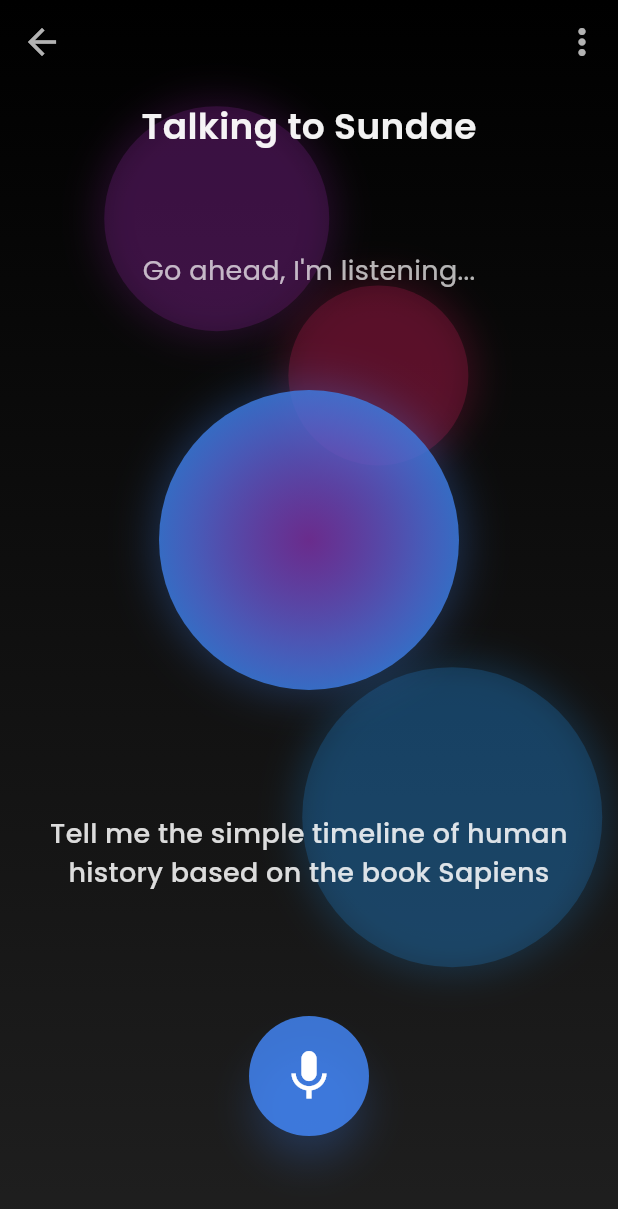
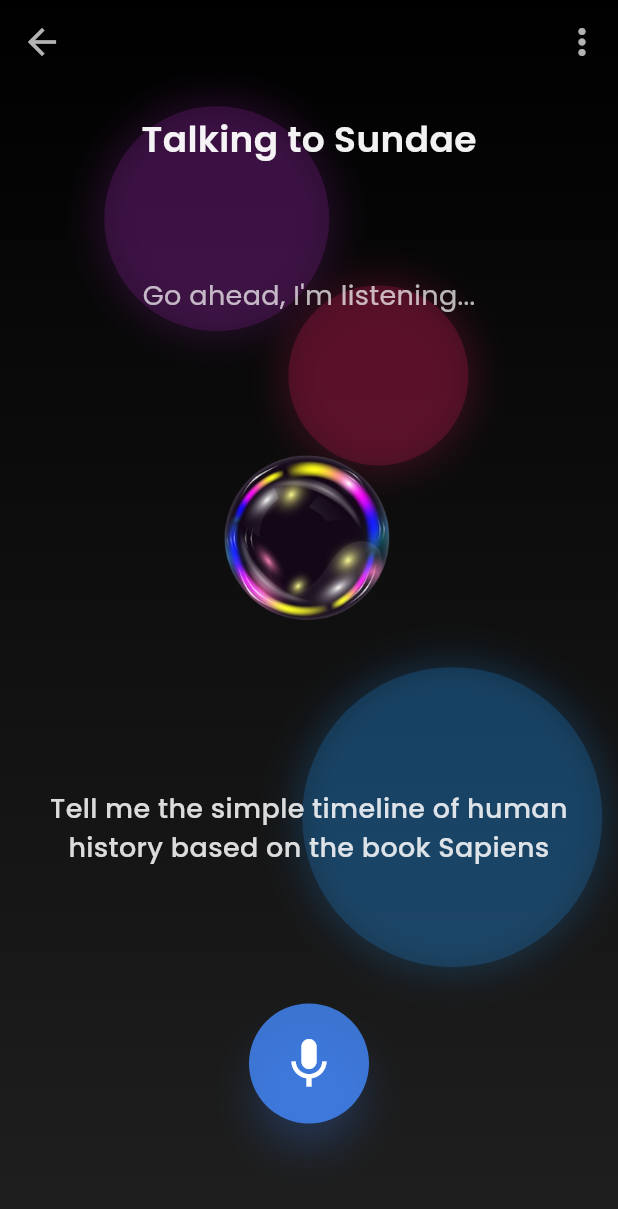
Before and after one commit to abhin2002/voice-bot-iiit-, a Flutter app: the screen it shows after launch, on a phone screen of 412 x 824 dp. Shown: the top 1209 px of the screen. Run offline on Flutter 3.47's test engine with Material 3 defaults, Android fonts, the phone set to English and light mode, and no system bars; our stand-ins replace flutter_otp_text_field, font_awesome_flutter, google_fonts.

Commit message:
ui voice logo

```diff
--- a/lejit/lib/main.dart
+++ b/lejit/lib/main.dart
@@ -73,8 +73,12 @@
                     color: Colors.white70,
                   ),
                 ),
-                // Gradient Animated Circle for voice visualization
-                AnimatedGradientCircle(),
+                // Display Image instead of Animated Gradient Circle
+                Image.asset(
+                  'assets/assistant_icon.png', // Replace with your image path
+                  width: 150,
+                  height: 150,
+                ),
                 // Question Text
                 Padding(
                   padding: const EdgeInsets.all(16.0),
@@ -108,66 +112,6 @@
         ],
       ),
     );
-  }
-}
-
-// Animated Circle for modern look
-class AnimatedGradientCircle extends StatefulWidget {
-  @override
-  _AnimatedGradientCircleState createState() => _AnimatedGradientCircleState();
-}
-
-class _AnimatedGradientCircleState extends State<AnimatedGradientCircle>
-    with SingleTickerProviderStateMixin {
-  late AnimationController _controller;
-
-  @override
-  void initState() {
-    super.initState();
-    _controller = AnimationController(
-      duration: const Duration(seconds: 3),
-      vsync: this,
-    )..repeat(reverse: true);
-  }
-
-  @override
-  Widget build(BuildContext context) {
-    return AnimatedBuilder(
-      animation: _controller,
-      builder: (context, child) {
-        return Container(
-          width: 200,
-          height: 200,
-          decoration: BoxDecoration(
-            shape: BoxShape.circle,
-            gradient: RadialGradient(
-              colors: [
-                Colors.purple.withOpacity(_controller.value),
-                Colors.blue.withOpacity(0.7 + _controller.value * 0.3),
-                Colors.pink.withOpacity(0.6),
-                Colors.yellow.withOpacity(0.5),
-              ],
-              stops: [0.0, 0.5, 0.8, 1.0],
-              center: Alignment.center,
-              radius: 1.0 + _controller.value * 0.5,
-            ),
-            boxShadow: [
-              BoxShadow(
-                color: Colors.blueAccent.withOpacity(0.3),
-                blurRadius: 25,
-                spreadRadius: 2,
-              )
-            ],
-          ),
-        );
-      },
-    );
-  }
-
-  @override
-  void dispose() {
-    _controller.dispose();
-    super.dispose();
   }
 }
 
--- a/lejit/pubspec.yaml
+++ b/lejit/pubspec.yaml
@@ -68,6 +68,7 @@
     - assets/lejit_logo.png
     - assets/lejit_logo_light.jpg
     - assets/lejit_logo_removebg.png
+    - assets/assistant_icon.png
   # To add assets to your application, add an assets section, like this:
   # assets:
   #   - images/a_dot_burr.jpeg
```
Also changed, not shown: lejit/assets/assistant_icon.png (renamed from lejit/assets/bbb.png).
